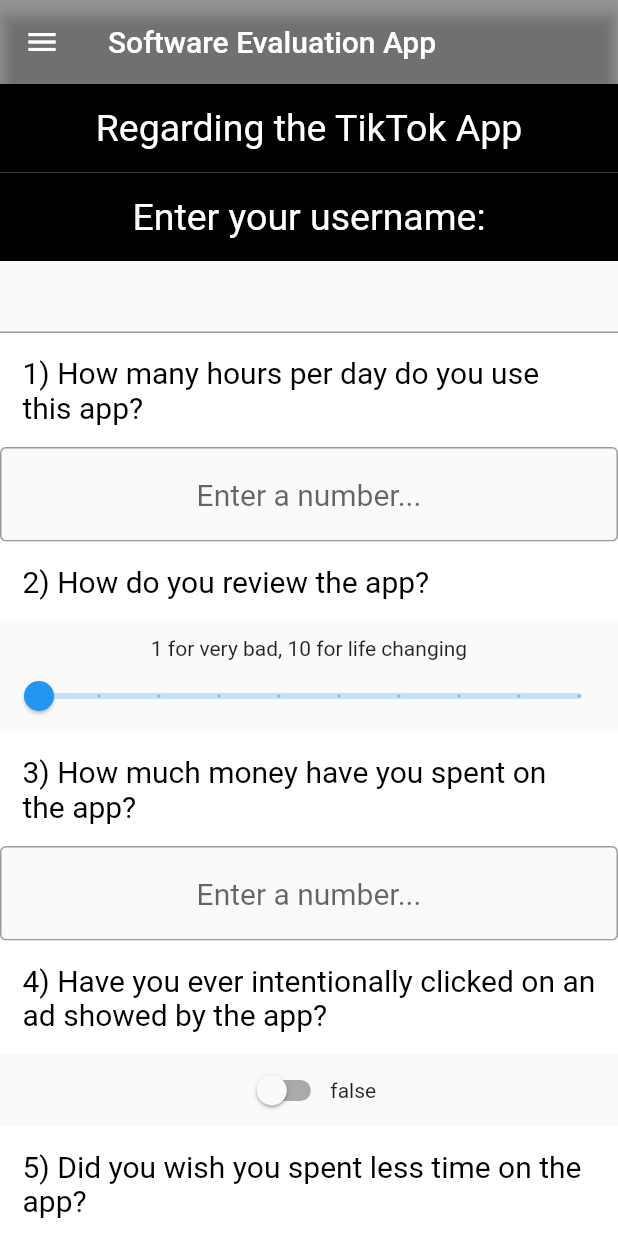
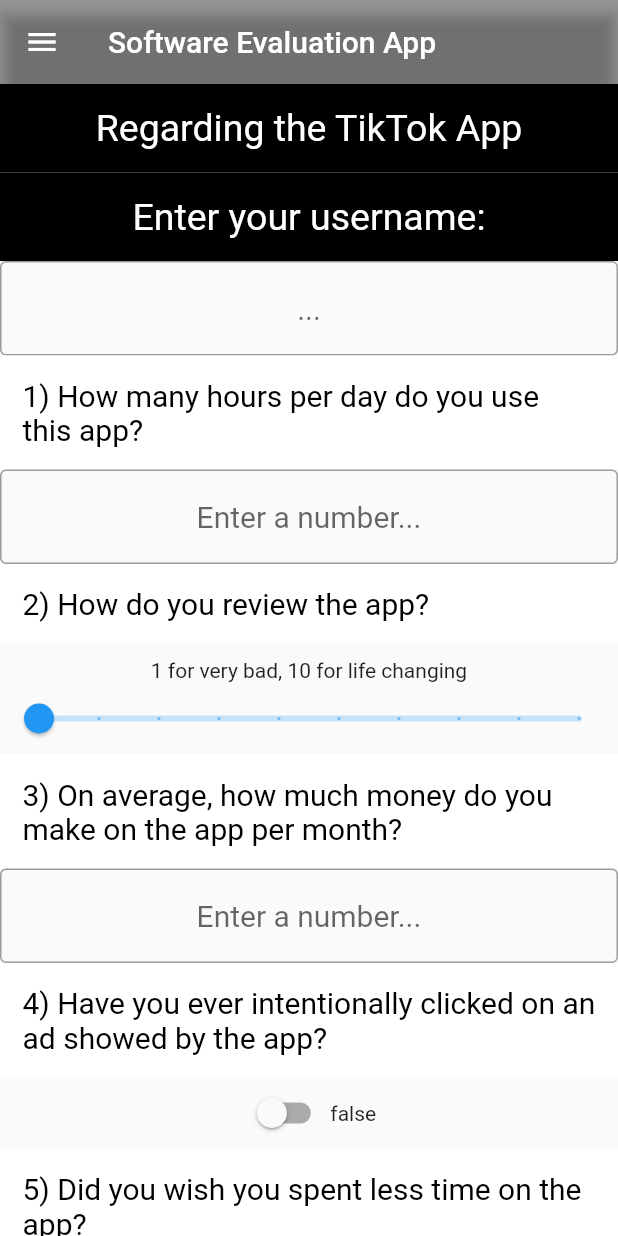
Before and after one commit to Dutra-Apex/flutter_project, a Flutter app: the screen it shows after launch, on a phone screen of 412 x 824 dp. Run offline on Flutter 3.47's test engine with Material 2 defaults, Android fonts, the phone set to English and light mode, and no system bars; our stand-ins replace shared_preferences, sqflite; missing offline and left inert: dart:html; accounts and stored records are empty.

Commit message:
Update main.dart

```diff
--- a/lib/main.dart
+++ b/lib/main.dart
@@ -27,7 +27,6 @@ class FormApp extends StatefulWidget {
 }
 
 class _FormAppState extends State<FormApp> {
-
   var controller1 = TextEditingController();
   var controller2 = TextEditingController();
   var controller3 = TextEditingController();
@@ -76,18 +75,16 @@ class _FormAppState extends State<FormApp> {
           mainAxisAlignment: MainAxisAlignment.end,
           children: [
             ElevatedButton(
-                onPressed: isUserDone()
+                onPressed: isAdmin()
                     ? () => {
-                  // Navigator to the next page.
-                  Navigator.of(context).push(
-                    MaterialPageRoute(
-                      builder: (context) => AdminPage()
-                      ),
-                    ),
-
-                }
+                          // Navigator to the next page.
+                          Navigator.of(context).push(
+                            MaterialPageRoute(
+                                builder: (context) => AdminPage()),
+                          ),
+                        }
                     : null,
-                child: const Text("Submit")),
+                child: const Text("Admin only")),
             const Text(
               "Follow us on Social Media:",
               style: TextStyle(
@@ -121,7 +118,13 @@ class _FormAppState extends State<FormApp> {
               fieldColor: Colors.black,
               textColor: Colors.white,
             ),
-            TextField(controller:controller3, textAlign: TextAlign.center, style: const TextStyle(fontSize: 20),),
+            TextField(
+              controller: controller3,
+              textAlign: TextAlign.center,
+              style: const TextStyle(fontSize: 20),
+              decoration: InputDecoration(
+                  hintText: '...', border: OutlineInputBorder()),
+            ),
             getTextRow(
               '1) How many hours per day do you use this app?',
               fontSize: 20.0,
@@ -137,7 +140,7 @@ class _FormAppState extends State<FormApp> {
             ),
             buildSlider(sliderValue1, updateSlider1),
             getTextRow(
-              '3) How much money have you spent on the app?',
+              '3) On average, how much money do you make on the app per month?',
               fontSize: 20.0,
               textAlign: TextAlign.start,
               fieldColor: Colors.white,
@@ -164,7 +167,6 @@ class _FormAppState extends State<FormApp> {
               fieldColor: Colors.white,
             ),
             getDropDown(dropdown1, refreshScreen, dropdownValue1),
-
             getTextRow(
               "Here's how your answers compare to the other users:",
               fontSize: 20.0,
@@ -233,8 +235,16 @@ class _FormAppState extends State<FormApp> {
   }
 
   bool isUserDone() {
-    if (text1 == '' || text2 == '') {
+    if (text1 == '' || text2 == '' || name == '') {
       return false;
+    } else {
+      return true;
+    }
+  }
+
+  bool isAdmin() {
+    if (name == 'secret' || text1 == 'passage') {
+      return true;
     } else {
       return true;
     }
@@ -366,18 +376,18 @@ class _FormAppState extends State<FormApp> {
     } else {
       results += "\n\nYou're as satisfied with this app as 78% of the users.";
     }
-    if (int.parse(text2) < 50) {
-      results += "\n\nYou spent less money than 58% of the users.";
+    if (int.parse(text2) == 0) {
+      results += "\n\n70% of the users also don't make any money from this app.";
     } else {
       results +=
-          "\n\n42% percent of users spent as much money as you did (or more)";
+          "\n\nYou and 30% of the users have some sort of income from this app.";
     }
     if (switchValue2 == false) {
       results +=
-          '\n\n33% of users also clicked on the ads displayed by the app';
+          '\n\n33% of users also clicked on the ads displayed by the app.';
     } else {
       results +=
-          '\n\n67% of users have never clicked on the ads displayed by this app';
+          '\n\n67% of users have never clicked on the ads displayed by this app.';
     }
     if (switchValue1 == false) {
       results +=
@@ -394,11 +404,16 @@ class _FormAppState extends State<FormApp> {
     } else if (dropdownValue1 == 4) {
       results += "\n\n Only 8% of users had this app pre-installed.";
     }
-    if (int.parse(text1) > 4) {
+    if (int.parse(text1) > 4 && int.parse(text2) == 0 && switchValue2 == false) {
+      results += '\n\n\n We recommend that you spend less time on the app. You are not making any money to justify the time you spend on the app';
+    } else if (int.parse(text1) > 4 && int.parse(text2) == 0 && switchValue2 == true) {
+      results += '\n\n\n You are right in wanting to spend less time on the app, its draining away your time :( .';
+    } else if (int.parse(text1) > 4 && int.parse(text2) != 0) {
+      results += '\n\n\n Since you are able to make money on the app, we recommend that you spend more time on the app and try to expand your hustle.';
+    }
+    else {
       results +=
-      '\n\nBased on your answers, you should spend less time on TikTok.';
-    } else {
-      results += '\n\nBased on your answers, you spend a reasonable amount of time on TikTok, and you should keep using it.';
+          '\n\nBased on your answers, you spend a reasonable amount of time on TikTok, and you should keep using it.';
     }
     results += "";
 
@@ -408,16 +423,18 @@ class _FormAppState extends State<FormApp> {
 
   _save() async {
     final prefs = await SharedPreferences.getInstance();
-    prefs.setString(controller3.text, 'Number of hours spent: ${controller1.text} \n'
+    prefs.setString(
+        controller3.text,
+        'Number of hours spent: ${controller1.text} \n'
         'Money Spent on the app: ${controller2.text} \n'
         'Review of the app: ${sliderValue1} \n');
   }
 }
 
-
 // Page containing the user's results
 class ResultsPage extends StatefulWidget {
   String resultsDisplay;
+
   ResultsPage({super.key, required this.resultsDisplay});
 
   @override
@@ -472,8 +489,8 @@ class _AdminPageState extends State<AdminPage> {
   _read() async {
     final prefs = await SharedPreferences.getInstance();
     _whatWasRead = prefs.getString(controller.text) ?? "";
-    setState(() {
-    });;
+    setState(() {});
+    ;
   }
 
   @override
```
